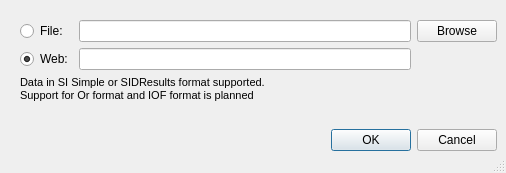
This is importsidialog.ui in undyau/sisimple as Qt 5 draws it before an edit. The edited form follows.
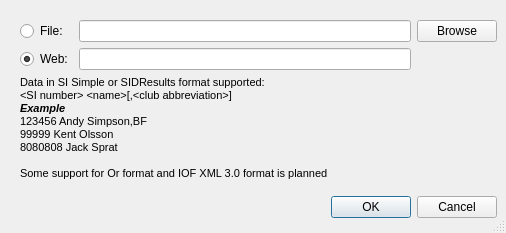
This is the edited form.

Commit message: Bump version Add details on SI archive format to import dialog

Patch:
```diff
--- a/importsidialog.ui
+++ b/importsidialog.ui
@@ -7,7 +7,7 @@
     <x>0</x>
     <y>0</y>
     <width>506</width>
-    <height>173</height>
+    <height>233</height>
    </rect>
   </property>
   <property name="sizePolicy">
@@ -28,7 +28,7 @@
      <x>20</x>
      <y>20</y>
      <width>477</width>
-     <height>131</height>
+     <height>198</height>
     </rect>
    </property>
    <layout class="QVBoxLayout" name="verticalLayout">
@@ -79,8 +79,14 @@
 &lt;html&gt;&lt;head&gt;&lt;meta name=&quot;qrichtext&quot; content=&quot;1&quot; /&gt;&lt;style type=&quot;text/css&quot;&gt;
 p, li { white-space: pre-wrap; }
 &lt;/style&gt;&lt;/head&gt;&lt;body style=&quot; font-family:'MS Shell Dlg 2'; font-size:8.25pt; font-weight:400; font-style:normal;&quot;&gt;
-&lt;p style=&quot; margin-top:0px; margin-bottom:0px; margin-left:0px; margin-right:0px; -qt-block-indent:0; text-indent:0px;&quot;&gt;&lt;span style=&quot; font-size:8pt;&quot;&gt;Data in SI Simple or SIDResults format supported. &lt;/span&gt;&lt;/p&gt;
-&lt;p style=&quot; margin-top:0px; margin-bottom:0px; margin-left:0px; margin-right:0px; -qt-block-indent:0; text-indent:0px;&quot;&gt;&lt;span style=&quot; font-size:8pt;&quot;&gt;Support for Or format and IOF format is planned&lt;/span&gt;&lt;/p&gt;&lt;/body&gt;&lt;/html&gt;</string>
+&lt;p style=&quot; margin-top:0px; margin-bottom:0px; margin-left:0px; margin-right:0px; -qt-block-indent:0; text-indent:0px;&quot;&gt;&lt;span style=&quot; font-size:8pt;&quot;&gt;Data in SI Simple or SIDResults format supported:&lt;/span&gt;&lt;/p&gt;
+&lt;p style=&quot; margin-top:0px; margin-bottom:0px; margin-left:0px; margin-right:0px; -qt-block-indent:0; text-indent:0px;&quot;&gt;&lt;span style=&quot; font-size:8pt;&quot;&gt;&amp;lt;SI number&amp;gt; &amp;lt;name&amp;gt;[,&amp;lt;club abbreviation&amp;gt;]&lt;/span&gt;&lt;/p&gt;
+&lt;p style=&quot; margin-top:0px; margin-bottom:0px; margin-left:0px; margin-right:0px; -qt-block-indent:0; text-indent:0px;&quot;&gt;&lt;span style=&quot; font-size:8pt; font-weight:600; font-style:italic;&quot;&gt;Example&lt;/span&gt;&lt;/p&gt;
+&lt;p style=&quot; margin-top:0px; margin-bottom:0px; margin-left:0px; margin-right:0px; -qt-block-indent:0; text-indent:0px;&quot;&gt;&lt;span style=&quot; font-size:8pt;&quot;&gt;123456 Andy Simpson,BF&lt;/span&gt;&lt;/p&gt;
+&lt;p style=&quot; margin-top:0px; margin-bottom:0px; margin-left:0px; margin-right:0px; -qt-block-indent:0; text-indent:0px;&quot;&gt;&lt;span style=&quot; font-size:8pt;&quot;&gt;99999 Kent Olsson&lt;/span&gt;&lt;/p&gt;
+&lt;p style=&quot; margin-top:0px; margin-bottom:0px; margin-left:0px; margin-right:0px; -qt-block-indent:0; text-indent:0px;&quot;&gt;&lt;span style=&quot; font-size:8pt;&quot;&gt;8080808 Jack Sprat&lt;/span&gt;&lt;/p&gt;
+&lt;p style=&quot;-qt-paragraph-type:empty; margin-top:0px; margin-bottom:0px; margin-left:0px; margin-right:0px; -qt-block-indent:0; text-indent:0px; font-size:8pt;&quot;&gt;&lt;/p&gt;
+&lt;p style=&quot; margin-top:0px; margin-bottom:0px; margin-left:0px; margin-right:0px; -qt-block-indent:0; text-indent:0px;&quot;&gt;&lt;span style=&quot; font-size:8pt;&quot;&gt;Some support for Or format and IOF XML 3.0 format is planned&lt;/span&gt;&lt;/p&gt;&lt;/body&gt;&lt;/html&gt;</string>
       </property>
       <property name="wordWrap">
        <bool>true</bool>
```
The commit also changes 3 other files.
